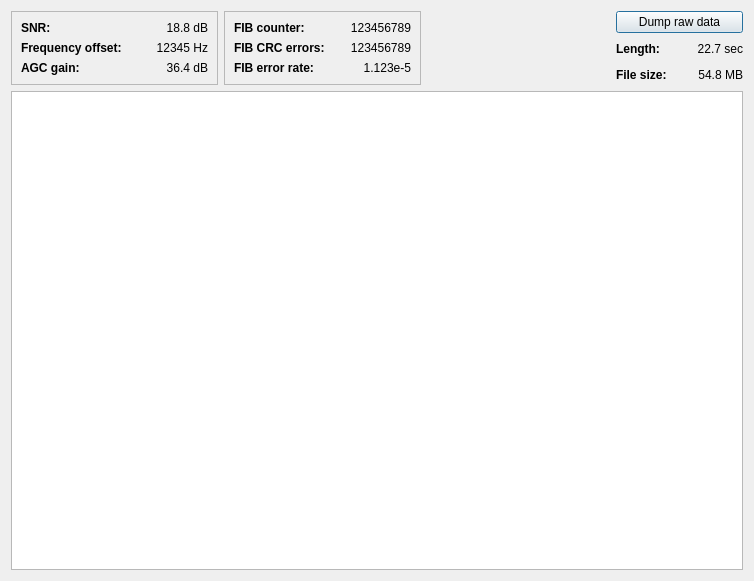
Qt form gui/ensembleinfodialog.ui (KejPi/AbracaDABra) before a commit.
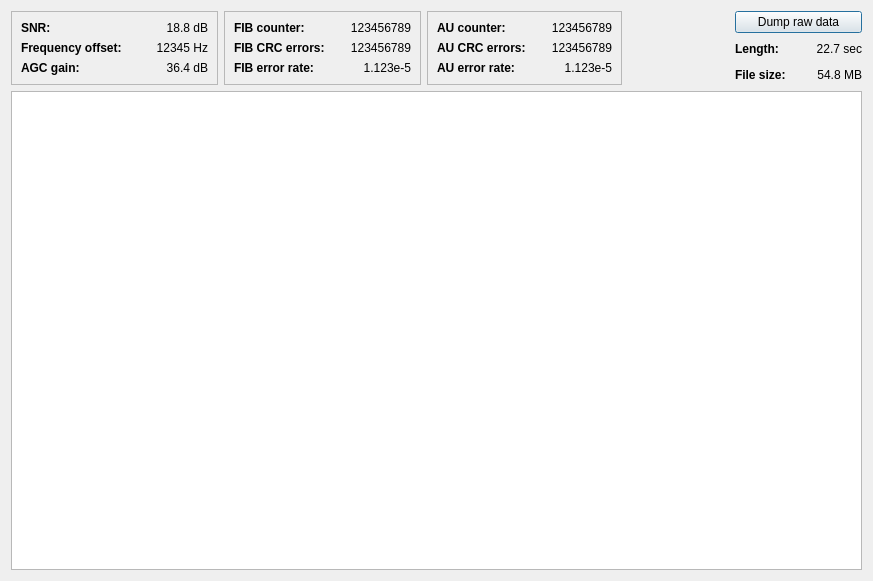
The same form after that commit.

```diff
--- a/gui/ensembleinfodialog.ui
+++ b/gui/ensembleinfodialog.ui
@@ -6,14 +6,14 @@
    <rect>
     <x>0</x>
     <y>0</y>
-    <width>754</width>
+    <width>873</width>
     <height>581</height>
    </rect>
   </property>
   <property name="windowTitle">
    <string>Ensemble Information</string>
   </property>
-  <layout class="QGridLayout" name="gridLayout_4">
+  <layout class="QGridLayout" name="gridLayout_5">
    <item row="0" column="0">
     <layout class="QHBoxLayout" name="horizontalLayout">
      <item>
@@ -184,6 +184,90 @@
        </layout>
       </widget>
      </item>
+     <item>
+      <widget class="QFrame" name="MSCframe">
+       <property name="frameShape">
+        <enum>QFrame::StyledPanel</enum>
+       </property>
+       <property name="frameShadow">
+        <enum>QFrame::Raised</enum>
+       </property>
+       <layout class="QGridLayout" name="gridLayout_4">
+        <item row="2" column="1">
+         <widget class="QLabel" name="crcErrRate">
+          <property name="text">
+           <string>1.123e-5</string>
+          </property>
+          <property name="alignment">
+           <set>Qt::AlignRight|Qt::AlignTrailing|Qt::AlignVCenter</set>
+          </property>
+         </widget>
+        </item>
+        <item row="1" column="0">
+         <widget class="QLabel" name="crcErrCountLabel">
+          <property name="font">
+           <font>
+            <bold>true</bold>
+           </font>
+          </property>
+          <property name="text">
+           <string>AU CRC errors:</string>
+          </property>
+         </widget>
+        </item>
+        <item row="2" column="0">
+         <widget class="QLabel" name="crcErrRateLabel">
+          <property name="font">
+           <font>
+            <bold>true</bold>
+           </font>
+          </property>
+          <property name="text">
+           <string>AU error rate:</string>
+          </property>
+         </widget>
+        </item>
+        <item row="1" column="1">
+         <widget class="QLabel" name="crcErrCount">
+          <property name="text">
+           <string>123456789</string>
+          </property>
+          <property name="alignment">
+           <set>Qt::AlignRight|Qt::AlignTrailing|Qt::AlignVCenter</set>
+          </property>
+         </widget>
+        </item>
+        <item row="0" column="0">
+         <widget class="QLabel" name="crcCountLabel">
+          <property name="font">
+           <font>
+            <bold>true</bold>
+           </font>
+          </property>
+          <property name="text">
+           <string>AU counter:</string>
+          </property>
+         </widget>
+        </item>
+        <item row="0" column="1">
+         <widget class="QLabel" name="crcCount">
+          <property name="minimumSize">
+           <size>
+            <width>80</width>
+            <height>0</height>
+           </size>
+          </property>
+          <property name="text">
+           <string>123456789</string>
+          </property>
+          <property name="alignment">
+           <set>Qt::AlignRight|Qt::AlignTrailing|Qt::AlignVCenter</set>
+          </property>
+         </widget>
+        </item>
+       </layout>
+      </widget>
+     </item>
      <item>
       <spacer name="horizontalSpacer">
        <property name="orientation">
```
